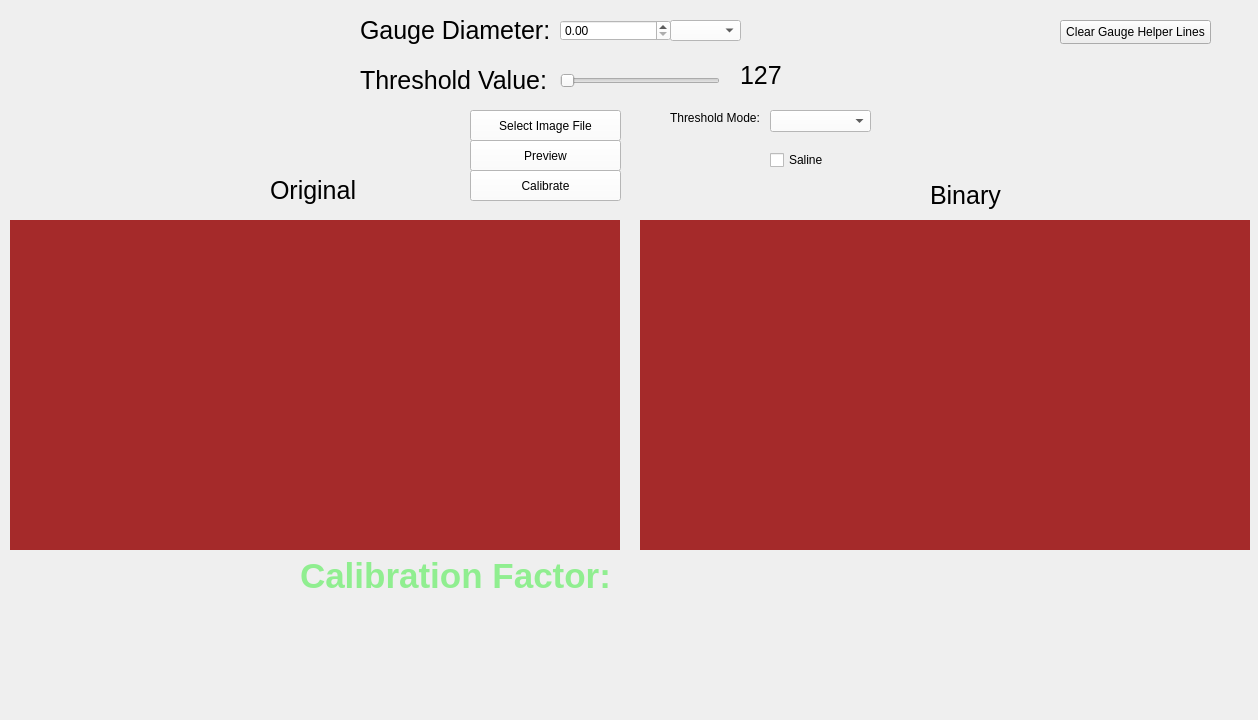
Qt form ValveCentralHole/CalibrateWidget.ui (Austin0417/Qt-Visual-Studio-Valve-Central-Hole-Imager) before a commit.
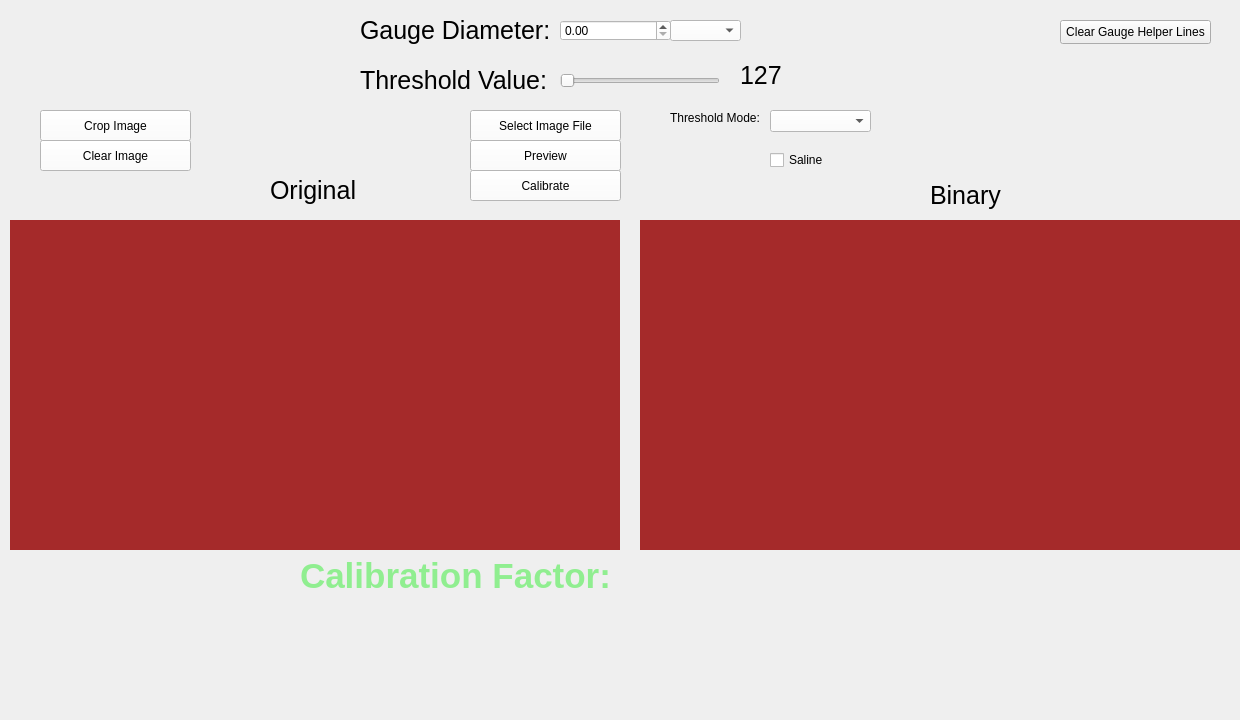
The same form after that commit.

Commit message: started working on the gauge helper line tool. still need to fix the image cropping feature, where the binary is shown incorrectly some of the times

What changed in the file:
```diff
--- a/ValveCentralHole/CalibrateWidget.ui
+++ b/ValveCentralHole/CalibrateWidget.ui
@@ -6,7 +6,7 @@
    <rect>
     <x>0</x>
     <y>0</y>
-    <width>1258</width>
+    <width>1240</width>
     <height>720</height>
    </rect>
   </property>
@@ -309,6 +309,38 @@
     <string>Clear Gauge Helper Lines</string>
    </property>
   </widget>
+  <widget class="QPushButton" name="crop_image_btn">
+   <property name="geometry">
+    <rect>
+     <x>40</x>
+     <y>110</y>
+     <width>151</width>
+     <height>31</height>
+    </rect>
+   </property>
+   <property name="styleSheet">
+    <string notr="true">background: white;</string>
+   </property>
+   <property name="text">
+    <string>Crop Image</string>
+   </property>
+  </widget>
+  <widget class="QPushButton" name="clear_image_btn">
+   <property name="geometry">
+    <rect>
+     <x>40</x>
+     <y>140</y>
+     <width>151</width>
+     <height>31</height>
+    </rect>
+   </property>
+   <property name="styleSheet">
+    <string notr="true">background: white;</string>
+   </property>
+   <property name="text">
+    <string>Clear Image</string>
+   </property>
+  </widget>
  </widget>
  <resources/>
  <connections/>
```
The commit also changes 53 other files.
